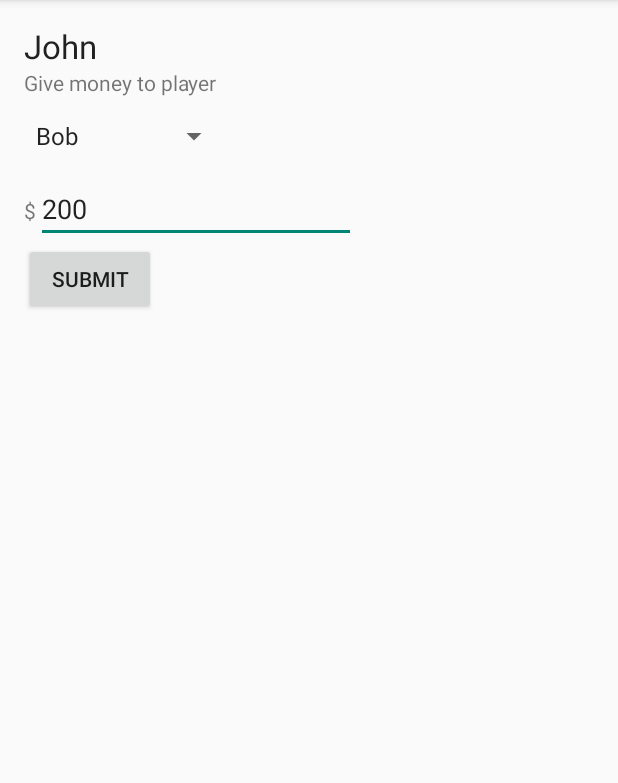
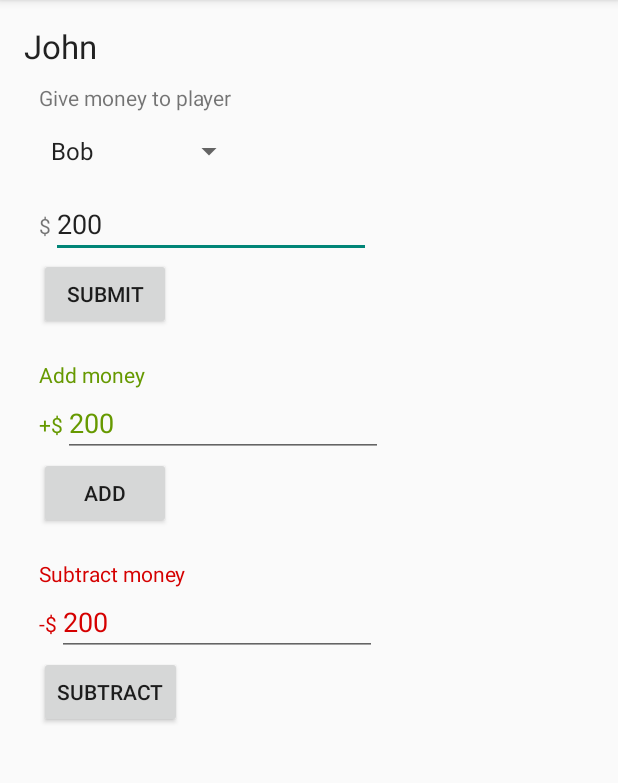
Before and after one commit to parkm/Monop, an Android app: the screen it shows after launch (PlayerActionActivity), after a tap on "ACTION", on a phone screen of 412 x 824 dp, the part 84-867 px from its top. Run offline under Robolectric (Android 15) with nearby library versions, the phone set to English and light mode, and no system bars.

Commit message:
Implement add/subtract money actions

```diff
--- a/app/src/main/java/com/github/parkm/monop/PlayerActionActivity.java
+++ b/app/src/main/java/com/github/parkm/monop/PlayerActionActivity.java
@@ -32,13 +32,35 @@ public class PlayerActionActivity extends ActionBarActivity {
             @Override
             public void onClick(View view) {
                 Player selectedPlayer = playerBySpinnerIndex.get(playerListSpinner.getSelectedItemPosition());
-                TextView moneyAmount = (TextView) findViewById(R.id.moneyAmount);
-                int money = Integer.parseInt(moneyAmount.getText().toString());
+                int money = getIntegerValueForTextView(R.id.moneyAmount);
                 activePlayer.balance -= money;
                 selectedPlayer.balance += money;
                 finish();
             }
         });
+
+        Button addMoneyButton = (Button) this.findViewById(R.id.addMoneyButton);
+        addMoneyButton.setOnClickListener(new Button.OnClickListener() {
+            @Override
+            public void onClick(View view) {
+                activePlayer.balance += getIntegerValueForTextView(R.id.addMoneyAmount);
+                finish();
+            }
+        });
+
+        Button subMoneyButton = (Button) this.findViewById(R.id.subtractMoneyButton);
+        subMoneyButton.setOnClickListener(new Button.OnClickListener() {
+            @Override
+            public void onClick(View view) {
+                activePlayer.balance -= getIntegerValueForTextView(R.id.subtractMoneyAmount);
+                finish();
+            }
+        });
+    }
+
+    int getIntegerValueForTextView(int id) {
+        TextView view = (TextView) findViewById(id);
+        return Integer.parseInt(view.getText().toString());
     }
 
     Spinner addPlayerNamesToSpinner() {
--- a/app/src/main/res/layout/activity_player_action.xml
+++ b/app/src/main/res/layout/activity_player_action.xml
@@ -23,10 +23,22 @@
             android:layout_alignParentTop="true"
             android:layout_alignParentStart="true" />
 
+        <ScrollView
+            android:layout_width="fill_parent"
+            android:layout_height="wrap_content"
+            android:id="@+id/scrollView" >
+
             <LinearLayout
                 android:orientation="vertical"
                 android:layout_width="match_parent"
                 android:layout_height="match_parent">
+
+                <LinearLayout
+                    android:orientation="vertical"
+                    android:layout_width="match_parent"
+                    android:layout_height="wrap_content"
+                    android:layout_margin="10dp"
+                    android:id="@+id/moneyTransferSection">
 
                     <TextView
                         android:layout_width="wrap_content"
@@ -67,6 +79,98 @@
                         android:id="@+id/submitButton" />
 
                 </LinearLayout>
+
+                <LinearLayout
+                    android:orientation="vertical"
+                    android:layout_width="match_parent"
+                    android:layout_height="wrap_content"
+                    android:layout_margin="10dp"
+                    android:id="@+id/addMoneySection">
+
+                    <TextView
+                        android:layout_width="wrap_content"
+                        android:layout_height="wrap_content"
+                        android:text="Add money"
+                        android:id="@+id/textView4"
+                        android:textColor="@android:color/holo_green_dark" />
+
+                    <LinearLayout
+                        android:orientation="horizontal"
+                        android:layout_width="match_parent"
+                        android:layout_height="wrap_content" >
+
+                        <TextView
+                            android:layout_width="wrap_content"
+                            android:layout_height="wrap_content"
+                            android:textAppearance="?android:attr/textAppearanceSmall"
+                            android:text="+$"
+                            android:id="@+id/textView5"
+                            android:textColor="@android:color/holo_green_dark" />
+
+                        <EditText
+                            android:layout_width="wrap_content"
+                            android:layout_height="wrap_content"
+                            android:inputType="numberSigned"
+                            android:ems="10"
+                            android:id="@+id/addMoneyAmount"
+                            android:text="200"
+                            android:textColor="@android:color/holo_green_dark" />
+                    </LinearLayout>
+
+                    <Button
+                        android:layout_width="wrap_content"
+                        android:layout_height="wrap_content"
+                        android:text="Add"
+                        android:id="@+id/addMoneyButton" />
+                </LinearLayout>
+
+                <LinearLayout
+                    android:orientation="vertical"
+                    android:layout_width="match_parent"
+                    android:layout_height="wrap_content"
+                    android:layout_margin="10dp"
+                    android:id="@+id/subtractMoneySection">
+
+                    <TextView
+                        android:layout_width="wrap_content"
+                        android:layout_height="wrap_content"
+                        android:text="Subtract money"
+                        android:id="@+id/textView6"
+                        android:textColor="#d50000" />
+
+                    <LinearLayout
+                        android:orientation="horizontal"
+                        android:layout_width="match_parent"
+                        android:layout_height="wrap_content" >
+
+                        <TextView
+                            android:layout_width="wrap_content"
+                            android:layout_height="wrap_content"
+                            android:textAppearance="?android:attr/textAppearanceSmall"
+                            android:text="-$"
+                            android:id="@+id/textView7"
+                            android:textColor="#d50000" />
+
+                        <EditText
+                            android:layout_width="wrap_content"
+                            android:layout_height="wrap_content"
+                            android:inputType="numberSigned"
+                            android:ems="10"
+                            android:id="@+id/subtractMoneyAmount"
+                            android:text="200"
+                            android:textColor="#d50000" />
+                    </LinearLayout>
+
+                    <Button
+                        android:layout_width="wrap_content"
+                        android:layout_height="wrap_content"
+                        android:text="Subtract"
+                        android:id="@+id/subtractMoneyButton" />
+
+                </LinearLayout>
+            </LinearLayout>
+        </ScrollView>
+
     </LinearLayout>
 
 </RelativeLayout>
```
Lines whose indentation alone changed are shown as unchanged.
